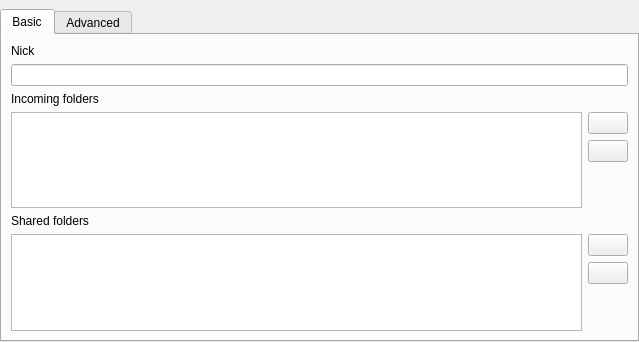
Old version of the form application/GUI/WidgetSettings.ui in the repository Ummon/D-LAN.
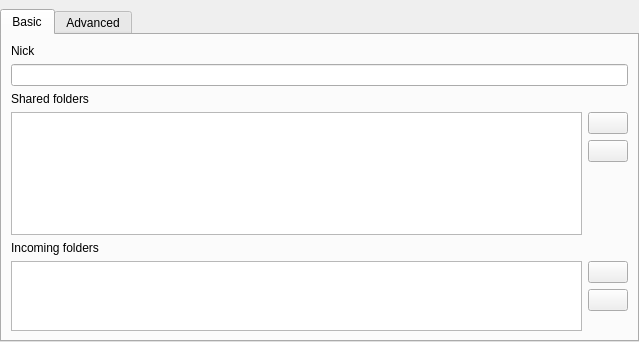
New version of the form. Icons and pictures are not drawn.

Commit message: * The user can choose many directory when adding a shared directory.

What changed in the file:
```diff
--- a/application/GUI/WidgetSettings.ui
+++ b/application/GUI/WidgetSettings.ui
@@ -35,7 +35,7 @@
       <attribute name="title">
        <string>Basic</string>
       </attribute>
-      <layout class="QVBoxLayout" name="layBasic">
+      <layout class="QVBoxLayout" name="layBasic" stretch="0,0,0,2,0,1">
        <item>
         <widget class="QLabel" name="lblNick">
          <property name="text">
@@ -46,59 +46,6 @@
        <item>
         <widget class="QLineEdit" name="txtNick"/>
        </item>
-       <item>
-        <widget class="QLabel" name="lblIncoming">
-         <property name="text">
-          <string>Incoming folders</string>
-         </property>
-        </widget>
-       </item>
-       <item>
-        <layout class="QHBoxLayout" name="layIncoming">
-         <item>
-          <widget class="QListView" name="lstIncoming"/>
-         </item>
-         <item>
-          <layout class="QVBoxLayout" name="layIncomingButtons">
-           <item>
-            <widget class="QPushButton" name="butAddIncoming">
-             <property name="text">
-              <string/>
-             </property>
-             <property name="icon">
-              <iconset resource="ressources.qrc">
-               <normaloff>:/icons/ressources/add.png</normaloff>:/icons/ressources/add.png</iconset>
-             </property>
-            </widget>
-           </item>
-           <item>
-            <widget class="QPushButton" name="butRemoveIncoming">
-             <property name="text">
-              <string/>
-             </property>
-             <property name="icon">
-              <iconset resource="ressources.qrc">
-               <normaloff>:/icons/ressources/delete.png</normaloff>:/icons/ressources/delete.png</iconset>
-             </property>
-            </widget>
-           </item>
-           <item>
-            <spacer name="spacerIncoming">
-             <property name="orientation">
-              <enum>Qt::Vertical</enum>
-             </property>
-             <property name="sizeHint" stdset="0">
-              <size>
-               <width>20</width>
-               <height>40</height>
-              </size>
-             </property>
-            </spacer>
-           </item>
-          </layout>
-         </item>
-        </layout>
-       </item>
        <item>
         <widget class="QLabel" name="lblShared">
          <property name="text">
@@ -143,7 +90,67 @@
              <property name="sizeHint" stdset="0">
               <size>
                <width>20</width>
-               <height>40</height>
+               <height>20</height>
+              </size>
+             </property>
+            </spacer>
+           </item>
+          </layout>
+         </item>
+        </layout>
+       </item>
+       <item>
+        <widget class="QLabel" name="lblIncoming">
+         <property name="text">
+          <string>Incoming folders</string>
+         </property>
+        </widget>
+       </item>
+       <item>
+        <layout class="QHBoxLayout" name="layIncoming">
+         <item>
+          <widget class="QListView" name="lstIncoming">
+           <property name="sizePolicy">
+            <sizepolicy hsizetype="Expanding" vsizetype="Expanding">
+             <horstretch>0</horstretch>
+             <verstretch>0</verstretch>
+            </sizepolicy>
+           </property>
+          </widget>
+         </item>
+         <item>
+          <layout class="QVBoxLayout" name="layIncomingButtons">
+           <item>
+            <widget class="QPushButton" name="butAddIncoming">
+             <property name="text">
+              <string/>
+             </property>
+             <property name="icon">
+              <iconset resource="ressources.qrc">
+               <normaloff>:/icons/ressources/add.png</normaloff>:/icons/ressources/add.png</iconset>
+             </property>
+            </widget>
+           </item>
+           <item>
+            <widget class="QPushButton" name="butRemoveIncoming">
+             <property name="text">
+              <string/>
+             </property>
+             <property name="icon">
+              <iconset resource="ressources.qrc">
+               <normaloff>:/icons/ressources/delete.png</normaloff>:/icons/ressources/delete.png</iconset>
+             </property>
+            </widget>
+           </item>
+           <item>
+            <spacer name="spacerIncoming">
+             <property name="orientation">
+              <enum>Qt::Vertical</enum>
+             </property>
+             <property name="sizeHint" stdset="0">
+              <size>
+               <width>20</width>
+               <height>20</height>
               </size>
              </property>
             </spacer>
```
The commit also changes 2 other files.
